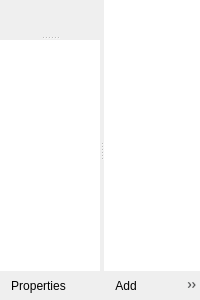
Qt form src/ptz-controls.ui (glikely/obs-ptz) before a commit.
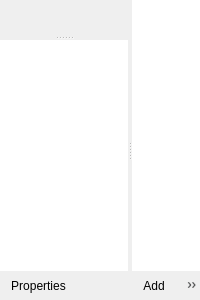
The same form after that commit. Custom widgets are drawn as their Qt base class.

Commit message:
ptz-controls: keep the camera column the same width
The splitter between the camera column and the preset list had no stretch
factors, so resizing the dock scaled the column, with its movement
controls, along with the presets. Give the preset column all the stretch,
in ptz-controls.ui.

Shrinking the dock still shrank the column: a splitter that has to give up
width takes it from every child that can spare any, whatever the stretch
factors. So make the column's minimum width the width it was restored at,
or left at by the splitter handle, and free it while the handle is dragged.

The edit to the form file:
```diff
--- a/src/ptz-controls.ui
+++ b/src/ptz-controls.ui
@@ -109,6 +109,12 @@
       </layout>
      </widget>
      <widget class="QWidget" name="presetColumn" native="true">
+      <property name="sizePolicy">
+       <sizepolicy hsizetype="Preferred" vsizetype="Preferred">
+        <horstretch>1</horstretch>
+        <verstretch>0</verstretch>
+       </sizepolicy>
+      </property>
       <layout class="QVBoxLayout" name="presetColumnVerticalLayout">
        <property name="spacing">
         <number>0</number>
```
The commit also changes 2 other files.
